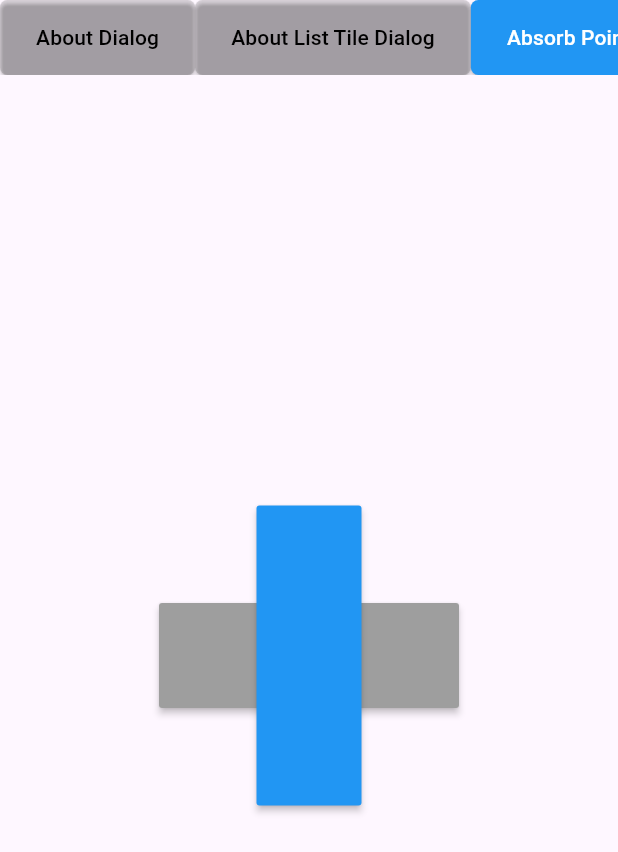
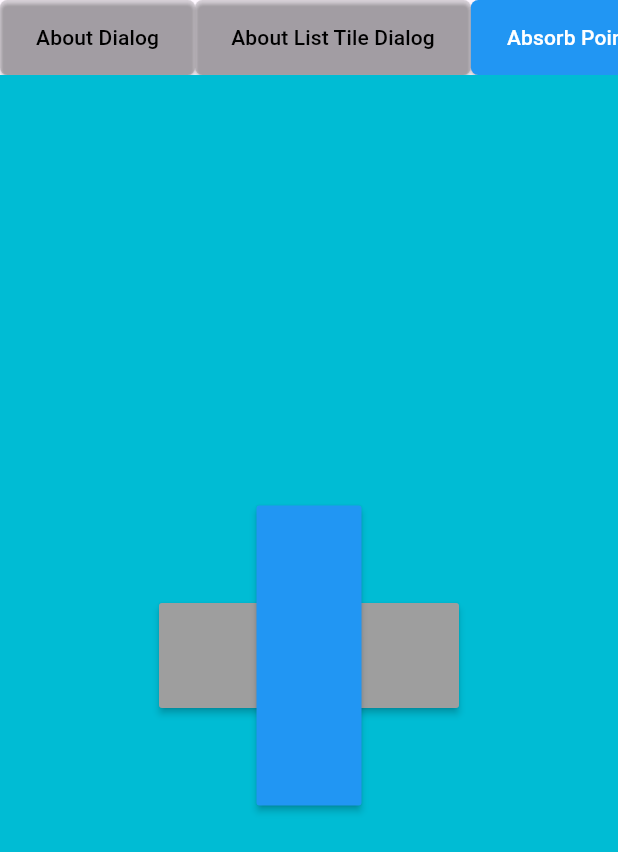
Before and after one commit to jhalto/flutter_widgets, a Flutter app: the screen it shows after launch, after a tap on "About List Tile Dialog", after a tap on "Absorb Pointer", on a phone screen of 412 x 824 dp. Shown: the top 852 px of the screen. Run offline on Flutter 3.47's test engine with Material 3 defaults, Android fonts, the phone set to English and light mode, and no system bars.

Commit message:
Alert Dialog

```diff
--- a/lib/widgets/absorb_pointer.dart
+++ b/lib/widgets/absorb_pointer.dart
@@ -9,8 +9,12 @@ class AbsorbPointerDemo extends StatelessWidget {
 
       body: Center(
         child: Stack(
+
           alignment: Alignment.center,
           children: [
+            Container(
+              color: Colors.cyan,
+            ),
             SizedBox(
               width: 200,
               height: 70,
--- a/lib/widgets/alert_dialog.dart
+++ b/lib/widgets/alert_dialog.dart
@@ -8,8 +8,18 @@ class AlertDialogDemo extends StatelessWidget {
     return Scaffold(
 
       body: Center(
-        child: TextButton(
+        child: OutlinedButton(
+            style:OutlinedButton.styleFrom(
+              backgroundColor: Colors.red,
+              foregroundColor: Colors.white,
+                shape: RoundedRectangleBorder(
+                borderRadius: BorderRadius.circular(5),
+                    side: BorderSide(
+                      color: Colors.transparent,
 
+                    )
+            )
+            ),
             onPressed: (){
           showDialog(context: context, builder: (context) {
             return AlertDialog(
```
